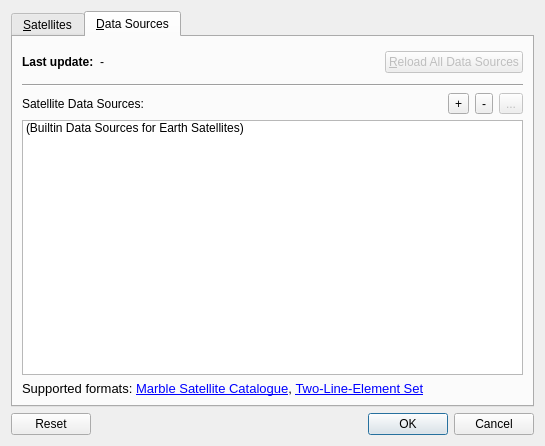
First picture: the form in src/plugins/render/satellites/SatellitesConfigDialog.ui, repository KDE/marble, before the edit.
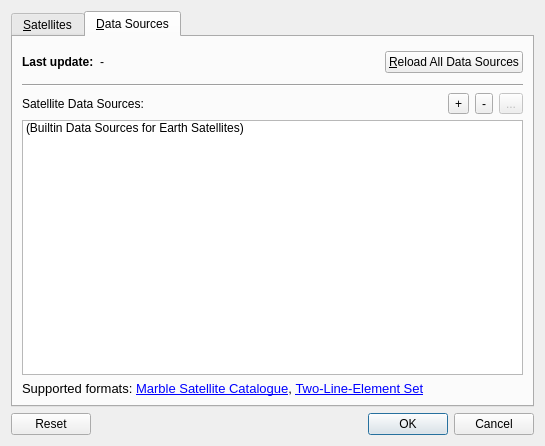
Second picture: the form after the edit. The open tabs and pages were chosen to show the change. Icons and pictures are not drawn.

Commit message: SatellitesPlugin: make 'reloadDataSources' button work

Patch:
```diff
--- a/src/plugins/render/satellites/SatellitesConfigDialog.ui
+++ b/src/plugins/render/satellites/SatellitesConfigDialog.ui
@@ -92,7 +92,7 @@
           <item>
            <widget class="QPushButton" name="buttonReloadData">
             <property name="enabled">
-             <bool>false</bool>
+             <bool>true</bool>
             </property>
             <property name="text">
              <string>&amp;Reload All Data Sources</string>
```
Left out of the diff: 2 changed lines with no effect on the pictures. The commit also changes 1 other file.
